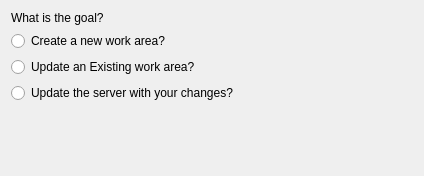
First picture: the form in Ui/SelectGoal.ui, repository towel42-com/EZGit, before the edit.
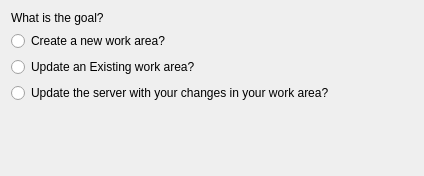
Second picture: the form after the edit.

Commit message: Use the term work area rather than respository

The edit to the form file:
```diff
--- a/Ui/SelectGoal.ui
+++ b/Ui/SelectGoal.ui
@@ -41,7 +41,7 @@
    <item>
     <widget class="QRadioButton" name="push">
      <property name="text">
-      <string>Update the server with your changes?</string>
+      <string>Update the server with your changes in your work area?</string>
      </property>
     </widget>
    </item>
```
The commit also changes 2 other files.
